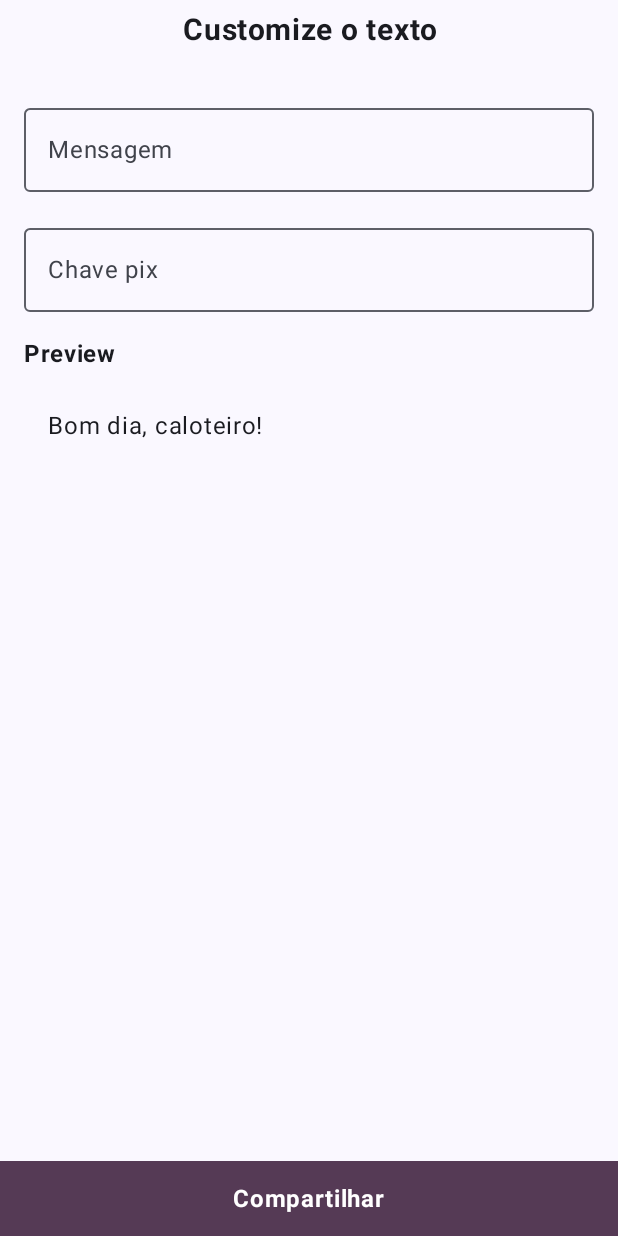
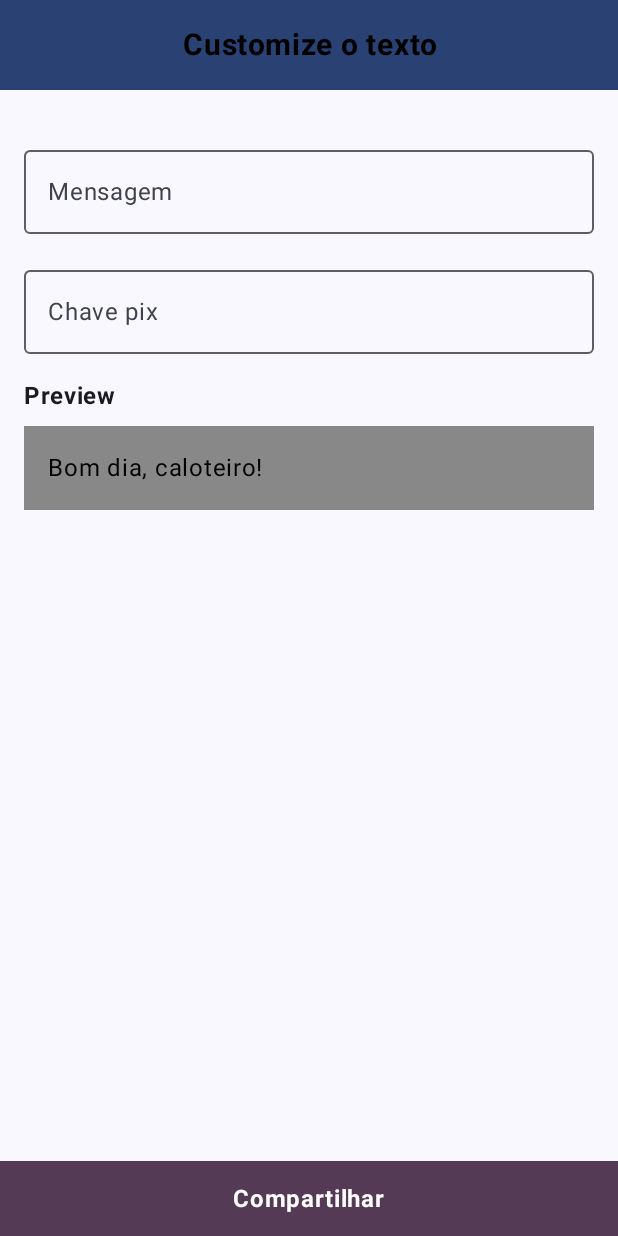
Before and after one commit to jvsena42/bom_dia_caloteiro, an Android app built with Jetpack Compose: the screen it shows after launch (MainActivity), after a tap on "Selecione um meme", on a phone screen of 412 x 824 dp. Run offline under Robolectric (Android 15) with nearby library versions, the phone set to English and light mode, and no system bars; our stand-ins replace Dagger/Hilt's generated code.

Commit message:
fix: container color

```diff
--- a/app/src/main/java/com/bulletapps/bomdiacaloteiro/ui/components/Text.kt
+++ b/app/src/main/java/com/bulletapps/bomdiacaloteiro/ui/components/Text.kt
@@ -1,15 +1,24 @@
 package com.bulletapps.bomdiacaloteiro.ui.components
 
+import androidx.compose.foundation.background
+import androidx.compose.foundation.layout.Box
 import androidx.compose.foundation.layout.fillMaxWidth
+import androidx.compose.foundation.layout.height
 import androidx.compose.foundation.layout.padding
+import androidx.compose.material3.ExperimentalMaterial3Api
 import androidx.compose.material3.MaterialTheme
 import androidx.compose.material3.Text
+import androidx.compose.material3.TopAppBar
+import androidx.compose.material3.TopAppBarColors
 import androidx.compose.material3.contentColorFor
 import androidx.compose.runtime.Composable
+import androidx.compose.ui.Alignment
 import androidx.compose.ui.Modifier
+import androidx.compose.ui.res.stringResource
 import androidx.compose.ui.text.font.FontWeight
 import androidx.compose.ui.text.style.TextAlign
 import androidx.compose.ui.unit.dp
+import com.bulletapps.bomdiacaloteiro.R
 import com.bulletapps.bomdiacaloteiro.ui.theme.BomDiaCaloteiroTheme
 import com.bulletapps.bomdiacaloteiro.ui.theme.buttonFontSize
 import com.bulletapps.bomdiacaloteiro.ui.theme.titleFontWeight
@@ -20,7 +29,6 @@ fun TextTitle(text: String) {
     BomDiaCaloteiroTheme {
         Text(
             text = text,
-            color = contentColorFor(backgroundColor = MaterialTheme.colorScheme.background),
             modifier = Modifier.fillMaxWidth(),
             textAlign = TextAlign.Center,
             fontSize = titleSize,
@@ -44,3 +52,16 @@ fun TextTitleSmall(text: String) {
         )
     }
 }
+
+@OptIn(ExperimentalMaterial3Api::class)
+@Composable
+fun AppBar(text: String) {
+    BomDiaCaloteiroTheme {
+        Box(
+            modifier = Modifier.fillMaxWidth().background(MaterialTheme.colorScheme.primary).height(60.dp),
+            contentAlignment = Alignment.Center
+        ) {
+            TextTitle(text = text)
+        }
+    }
+}
--- a/app/src/main/java/com/bulletapps/bomdiacaloteiro/ui/screens/messageInfo/ScreenMessageInfo.kt
+++ b/app/src/main/java/com/bulletapps/bomdiacaloteiro/ui/screens/messageInfo/ScreenMessageInfo.kt
@@ -15,6 +15,8 @@ import androidx.compose.material3.ExperimentalMaterial3Api
 import androidx.compose.material3.MaterialTheme
 import androidx.compose.material3.OutlinedTextField
 import androidx.compose.material3.Text
+import androidx.compose.material3.TopAppBar
+import androidx.compose.material3.TopAppBarColors
 import androidx.compose.material3.contentColorFor
 import androidx.compose.runtime.Composable
 import androidx.compose.runtime.LaunchedEffect
@@ -22,6 +24,7 @@ import androidx.compose.runtime.collectAsState
 import androidx.compose.runtime.getValue
 import androidx.compose.ui.Alignment
 import androidx.compose.ui.Modifier
+import androidx.compose.ui.graphics.Color
 import androidx.compose.ui.res.stringResource
 import androidx.compose.ui.text.input.ImeAction
 import androidx.compose.ui.text.style.TextAlign
@@ -30,6 +33,7 @@ import androidx.compose.ui.tooling.preview.Preview
 import androidx.compose.ui.unit.dp
 import androidx.hilt.navigation.compose.hiltViewModel
 import com.bulletapps.bomdiacaloteiro.R
+import com.bulletapps.bomdiacaloteiro.ui.components.AppBar
 import com.bulletapps.bomdiacaloteiro.ui.components.ButtonBottom
 import com.bulletapps.bomdiacaloteiro.ui.components.TextTitle
 import com.bulletapps.bomdiacaloteiro.ui.components.TextTitleSmall
@@ -78,9 +82,7 @@ fun Screen(
                 .background(MaterialTheme.colorScheme.background),
             horizontalAlignment = Alignment.CenterHorizontally
         ) {
-            Spacer(modifier = Modifier.height(8.dp))
-
-            TextTitle(text = stringResource(id = R.string.custom_the_text))
+            AppBar(stringResource(id = R.string.custom_the_text))
 
             Spacer(modifier = Modifier.height(32.dp))
 
@@ -117,12 +119,11 @@ private fun MakeBoxPreview(
         modifier = Modifier
             .fillMaxWidth()
             .padding(horizontal = horizontalPadding)
-            .background(MaterialTheme.colorScheme.surface),
+            .background(Color.Gray),
         contentAlignment = Alignment.Center
     ) {
         Text(
             text = fullMessage,
-            color = contentColorFor(backgroundColor = MaterialTheme.colorScheme.surface),
             fontSize = buttonFontSize,
             maxLines = 10,
             textAlign = TextAlign.Start,
--- a/app/src/main/java/com/bulletapps/bomdiacaloteiro/ui/screens/selectMeme/ScreenSelectMeme.kt
+++ b/app/src/main/java/com/bulletapps/bomdiacaloteiro/ui/screens/selectMeme/ScreenSelectMeme.kt
@@ -23,6 +23,7 @@ import androidx.compose.ui.tooling.preview.Preview
 import androidx.compose.ui.unit.dp
 import androidx.hilt.navigation.compose.hiltViewModel
 import com.bulletapps.bomdiacaloteiro.R
+import com.bulletapps.bomdiacaloteiro.ui.components.AppBar
 import com.bulletapps.bomdiacaloteiro.ui.components.TextTitle
 import com.bulletapps.bomdiacaloteiro.ui.theme.BomDiaCaloteiroTheme
 import com.bulletapps.bomdiacaloteiro.ui.theme.imageHeight
@@ -69,11 +70,7 @@ private fun Screen(
             horizontalAlignment = Alignment.CenterHorizontally,
             content = {
                 item {
-                    Spacer(modifier = Modifier.height(8.dp))
-
-                    TextTitle(text = stringResource(id = R.string.select_a_meme))
-
-                    Spacer(modifier = Modifier.height(16.dp))
+                    AppBar(stringResource(id = R.string.select_a_meme))
                 }
 
                 items(list.size) { index ->
--- a/app/src/main/java/com/bulletapps/bomdiacaloteiro/ui/theme/Theme.kt
+++ b/app/src/main/java/com/bulletapps/bomdiacaloteiro/ui/theme/Theme.kt
@@ -20,7 +20,6 @@ private val LightColorScheme = lightColorScheme(
     secondary = secondaryLight,
     tertiary = tertiaryLight,
     background = backgroundLight,
-    surface = surfaceLight
 )
 
 private val DarkColorScheme = darkColorScheme(
@@ -28,7 +27,6 @@ private val DarkColorScheme = darkColorScheme(
     secondary = secondaryDark,
     tertiary = tertiaryDark,
     background = backgroundDark,
-    surface = surfaceDark
 )
 
 @Composable
```
